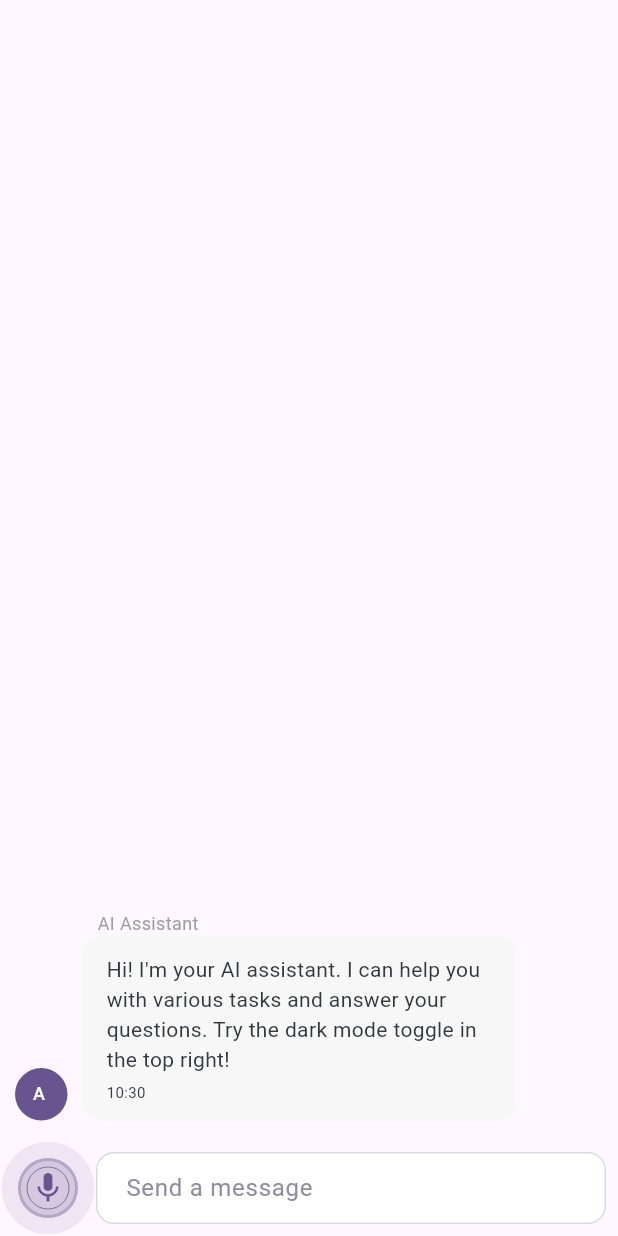
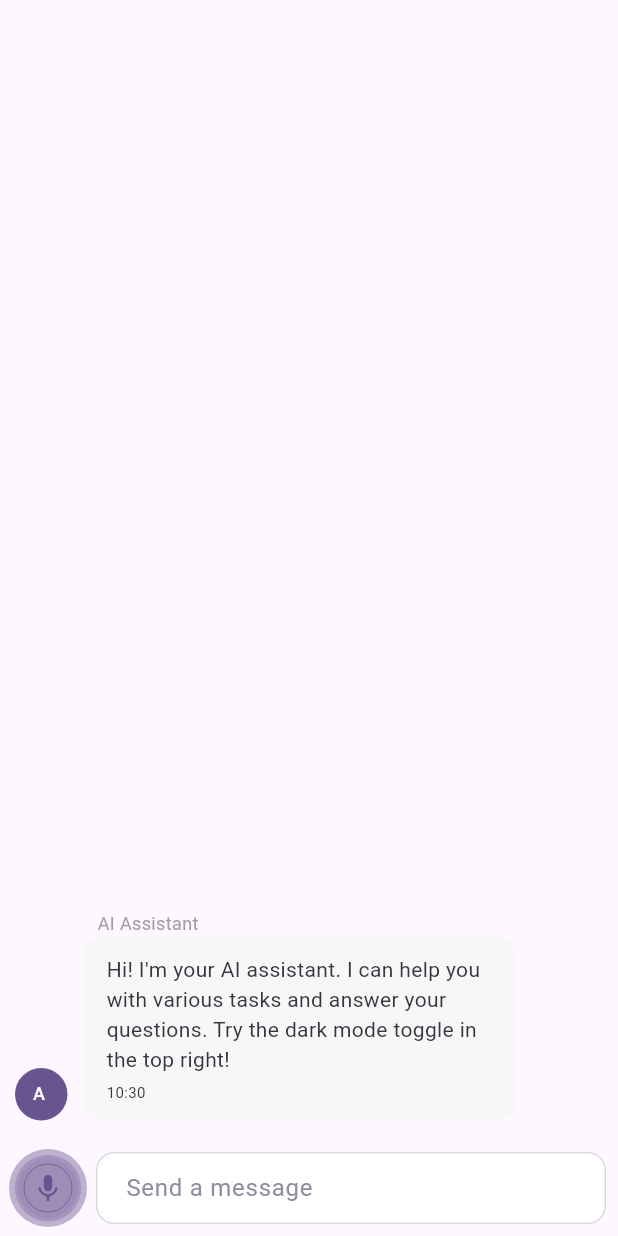
Before and after one commit to wilrojasdev/flutter_gen_ai_chat_ui, a Flutter app: the CustomStylingExample screen opened directly, after a tap on the "mic none" icon, on a phone screen of 412 x 824 dp. Run offline on Flutter 3.47's test engine with Material 3 defaults, Android fonts, the phone set to English and light mode, and no system bars; drawn by our look-alikes of dash_chat_2; our stand-ins replace flutter_markdown, google_fonts, shimmer, speech_to_text.

Commit message:
STT indicator added

```diff
--- a/example/lib/markdown_example.dart
+++ b/example/lib/markdown_example.dart
@@ -2,7 +2,6 @@ import 'package:flutter/material.dart';
 import 'package:flutter_gen_ai_chat_ui/flutter_gen_ai_chat_ui.dart';
 import 'package:dash_chat_2/dash_chat_2.dart';
 import 'package:flutter_markdown/flutter_markdown.dart';
-import 'package:url_launcher/url_launcher.dart';
 
 class MarkdownExample extends StatefulWidget {
   const MarkdownExample({super.key});
--- a/lib/src/widgets/ai_chat_widget.dart
+++ b/lib/src/widgets/ai_chat_widget.dart
@@ -321,7 +321,7 @@ class AiChatWidgetState extends State<AiChatWidget>
       leading: widget.config.enableSpeechToText
           ? [
               SpeechToTextButton(
-                onResult: (text) {
+                onResult: (final text) {
                   if (text.isNotEmpty) {
                     final message = ChatMessage(
                       text: text,
@@ -476,7 +476,7 @@ class AiChatWidgetState extends State<AiChatWidget>
           height: 32,
           width: 32,
           decoration: BoxDecoration(
-            color: customTheme?.backToBottomButtonColor?.withOpacity(0.8) ??
+            color: customTheme?.backToBottomButtonColor.withOpacity(0.8) ??
                 Colors.grey,
             borderRadius: BorderRadius.circular(16),
           ),
--- a/lib/src/widgets/speech_to_text_button.dart
+++ b/lib/src/widgets/speech_to_text_button.dart
@@ -9,7 +9,7 @@ class SpeechService {
   Future<bool> initializeStt() async {
     try {
       _speechEnabled = await speechToText.initialize(
-        onError: (error) {
+        onError: (final error) {
           debugPrint('Speech recognition error: ${error.errorMsg}');
           // Check for specific iOS errors
           if (error.errorMsg.contains('Retry') ||
@@ -18,15 +18,14 @@ class SpeechService {
             speechToText.cancel();
           }
         },
-        finalTimeout: const Duration(seconds: 2),
       );
 
       if (_speechEnabled) {
-        var systemLocale = await speechToText.systemLocale();
-        var availableLocales = await speechToText.locales();
+        final systemLocale = await speechToText.systemLocale();
+        final availableLocales = await speechToText.locales();
 
         preferredLocale = availableLocales.firstWhere(
-          (locale) =>
+          (final locale) =>
               locale.localeId.startsWith('en_') ||
               locale.localeId.startsWith('en-'),
           orElse: () => systemLocale ?? availableLocales.first,
@@ -96,9 +95,10 @@ class _SpeechToTextButtonState extends State<SpeechToTextButton>
     with SingleTickerProviderStateMixin {
   late final SpeechService _speechService;
   bool _isListening = false;
-  double _soundLevel = 0.0;
+  double _soundLevel = 0;
   late final AnimationController _pulseController;
   late final Animation<double> _pulseAnimation;
+  late final Animation<double> _fadeAnimation;
 
   @override
   void initState() {
@@ -107,20 +107,37 @@ class _SpeechToTextButtonState extends State<SpeechToTextButton>
     _initSpeechToText();
 
     _pulseController = AnimationController(
-      duration: const Duration(milliseconds: 1000),
+      duration: const Duration(milliseconds: 1500),
       vsync: this,
     );
 
-    _pulseAnimation = Tween<double>(begin: 1.0, end: 1.3).animate(
-      CurvedAnimation(
-        parent: _pulseController,
-        curve: Curves.easeInOut,
+    _pulseAnimation = TweenSequence<double>([
+      TweenSequenceItem(
+        tween: Tween<double>(begin: 0.95, end: 1.2)
+            .chain(CurveTween(curve: Curves.easeOutCubic)),
+        weight: 50,
       ),
-    )..addListener(() {
-        setState(() {});
-      });
+      TweenSequenceItem(
+        tween: Tween<double>(begin: 1.2, end: 0.95)
+            .chain(CurveTween(curve: Curves.easeInCubic)),
+        weight: 50,
+      ),
+    ]).animate(_pulseController);
 
-    _pulseController.repeat(reverse: true);
+    _fadeAnimation = TweenSequence<double>([
+      TweenSequenceItem(
+        tween: Tween<double>(begin: 0.3, end: 0.7)
+            .chain(CurveTween(curve: Curves.easeOut)),
+        weight: 50,
+      ),
+      TweenSequenceItem(
+        tween: Tween<double>(begin: 0.7, end: 0.3)
+            .chain(CurveTween(curve: Curves.easeIn)),
+        weight: 50,
+      ),
+    ]).animate(_pulseController);
+
+    _pulseController.repeat();
   }
 
   Future<void> _initSpeechToText() async {
@@ -144,7 +161,7 @@ class _SpeechToTextButtonState extends State<SpeechToTextButton>
   }
 
   Future<void> _startListening() async {
-    bool hasPermission = true;
+    var hasPermission = true;
     if (widget.onRequestPermission != null) {
       hasPermission = await widget.onRequestPermission!();
     }
@@ -162,7 +179,7 @@ class _SpeechToTextButtonState extends State<SpeechToTextButton>
 
     try {
       await _speechService.speechToText.listen(
-        onResult: (result) {
+        onResult: (final result) {
           if (result.finalResult) {
             if (result.recognizedWords.isNotEmpty) {
               widget.onResult(result.recognizedWords);
@@ -171,10 +188,7 @@ class _SpeechToTextButtonState extends State<SpeechToTextButton>
           }
         },
         localeId: widget.locale ?? _speechService.preferredLocale?.localeId,
-        cancelOnError: false,
-        partialResults: true,
-        listenMode: ListenMode.confirmation,
-        onSoundLevelChange: (level) {
+        onSoundLevelChange: (final level) {
           if (mounted) {
             setState(() {
               _soundLevel = level;
@@ -206,7 +220,7 @@ class _SpeechToTextButtonState extends State<SpeechToTextButton>
   }
 
   @override
-  Widget build(BuildContext context) {
+  Widget build(final BuildContext context) {
     if (widget.customBuilder != null) {
       return widget.customBuilder!(_isListening, _toggleListening);
     }
@@ -214,6 +228,7 @@ class _SpeechToTextButtonState extends State<SpeechToTextButton>
     final theme = Theme.of(context);
     final isDarkMode = theme.brightness == Brightness.dark;
     final primaryColor = theme.primaryColor;
+    final activeColor = isDarkMode ? Colors.white : primaryColor;
 
     return Container(
       margin: const EdgeInsets.only(right: 8),
@@ -221,51 +236,70 @@ class _SpeechToTextButtonState extends State<SpeechToTextButton>
         alignment: Alignment.center,
         children: [
           if (_isListening) ...[
-            // Outer pulse animation
-            Transform.scale(
+            // Outer pulse
+            AnimatedBuilder(
+              animation: _pulseController,
+              builder: (context, child) => Transform.scale(
                 scale: _pulseAnimation.value,
                 child: Container(
                   width: 48,
                   height: 48,
                   decoration: BoxDecoration(
-                  color: primaryColor.withOpacity(0.1),
+                    color: activeColor
+                        .withAlpha((_fadeAnimation.value * 255).toInt()),
                     shape: BoxShape.circle,
                   ),
                 ),
               ),
+            ),
+            // Inner pulse
+            AnimatedBuilder(
+              animation: _pulseController,
+              builder: (context, child) => Transform.scale(
+                scale: _pulseAnimation.value * 0.85,
+                child: Container(
+                  width: 48,
+                  height: 48,
+                  decoration: BoxDecoration(
+                    color: activeColor
+                        .withAlpha((_fadeAnimation.value * 255 * 0.7).toInt()),
+                    shape: BoxShape.circle,
+                  ),
+                ),
+              ),
+            ),
             // Sound level indicator
+            CustomPaint(
+              size: const Size(40, 40),
+              painter: SoundLevelPainter(
+                level: _soundLevel,
+                color: activeColor,
+              ),
+            ),
+          ],
+          // Main button with background
           Container(
             width: 40,
             height: 40,
             decoration: BoxDecoration(
-                color: primaryColor.withOpacity(0.2),
+              color: _isListening
+                  ? activeColor.withAlpha(isDarkMode ? 77 : 26)
+                  : Colors.transparent,
               shape: BoxShape.circle,
-                border: Border.all(
-                  color: primaryColor.withOpacity(0.3),
-                  width: 2,
             ),
-              ),
-              child: CustomPaint(
-                painter: SoundLevelPainter(
-                  level: _soundLevel,
-                  color: primaryColor,
-                ),
-              ),
-            ),
-          ],
-          // Main button
-          IconButton(
+            child: IconButton(
               icon: Icon(
                 _isListening
                     ? (widget.activeIcon ?? Icons.mic)
                     : (widget.icon ?? Icons.mic_none),
                 color: _isListening
-                  ? primaryColor
-                  : (isDarkMode ? Colors.white70 : Colors.black54),
-              size: 24,
+                    ? activeColor
+                    : (isDarkMode ? Colors.white : Colors.black54),
+                size: 22,
               ),
               onPressed: _toggleListening,
               tooltip: _isListening ? 'Stop listening' : 'Start listening',
+            ),
           ),
         ],
       ),
@@ -281,14 +315,15 @@ class _SpeechToTextButtonState extends State<SpeechToTextButton>
 }
 
 class SoundLevelPainter extends CustomPainter {
+  // Minimum height to show a bar
+
+  SoundLevelPainter({required this.level, required this.color});
   final double level;
   final Color color;
-  static const double minBarHeight = 5.0; // Minimum height to show a bar
-
-  SoundLevelPainter({required this.level, required this.color});
+  static const double minBarHeight = 5;
 
   @override
-  void paint(Canvas canvas, Size size) {
+  void paint(final Canvas canvas, final Size size) {
     final center = Offset(size.width / 2, size.height / 2);
     final radius = size.width / 2;
     final paint = Paint()
@@ -298,8 +333,8 @@ class SoundLevelPainter extends CustomPainter {
       ..strokeCap = StrokeCap.round;
 
     // Draw sound level bars
-    final maxBars = 8;
-    final barWidth = 1.0;
+    const maxBars = 8;
+    const barWidth = 1.0;
     final maxHeight = radius - 6; // Reduced max height to prevent edge touching
     final normalizedLevel = (level / 100) * maxHeight;
 
@@ -337,6 +372,6 @@ class SoundLevelPainter extends CustomPainter {
   }
 
   @override
-  bool shouldRepaint(SoundLevelPainter oldDelegate) =>
+  bool shouldRepaint(final SoundLevelPainter oldDelegate) =>
       level != oldDelegate.level;
 }
```
Lines whose indentation alone changed are shown as unchanged.
